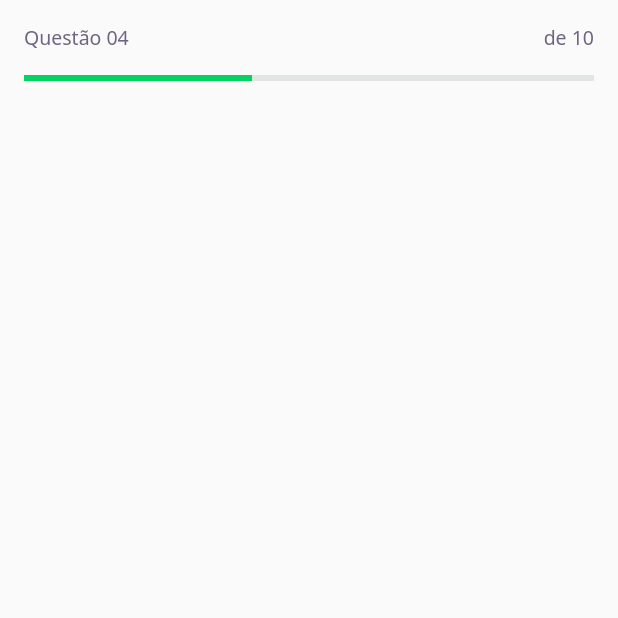
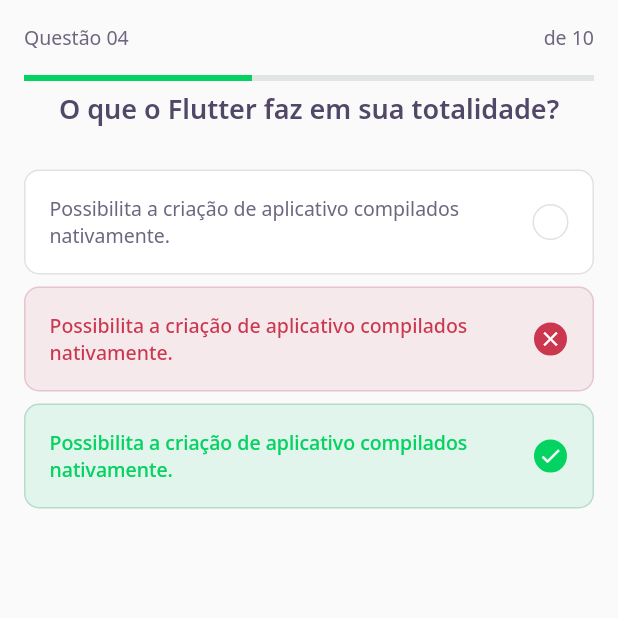
Before and after one commit to 90lucasgabriel/quiz-nlw5, a Flutter app: the screen it shows after launch, on a phone screen of 412 x 824 dp, the top half of it. Run offline on Flutter 3.47's test engine with Material 2 defaults, Android fonts, the phone set to English and light mode, and no system bars; our stand-ins replace google_fonts.

Commit message:
08 - New: Quiz question and answer;

```diff
--- a/lib/challenge/challenge_page.dart
+++ b/lib/challenge/challenge_page.dart
@@ -1,5 +1,6 @@
 import 'package:flutter/material.dart';
 import 'package:quiz/challenge/widgets/question_indicator/question_indicator_widget.dart';
+import 'package:quiz/challenge/widgets/quiz/quiz_widget.dart';
 
 class ChallengePage extends StatefulWidget {
   @override
@@ -17,6 +18,7 @@
           child: QuestionIndicatorWidget(),
         ),
       ),
+      body: QuizWidget(title: 'O que o Flutter faz em sua totalidade?'),
     );
   }
 }
--- /dev/null
+++ b/lib/challenge/widgets/answer/answer_widget.dart
@@ -0,0 +1,77 @@
+import 'package:flutter/material.dart';
+import 'package:quiz/core/core.dart';
+
+class AnswerWidget extends StatelessWidget {
+  final String title;
+  final bool isRight;
+  final bool isSelected;
+
+  AnswerWidget({
+    required this.title,
+    this.isRight = false,
+    this.isSelected = false,
+  });
+
+  Color get _selectedColorRight =>
+      isRight ? AppColors.darkGreen : AppColors.darkRed;
+
+  Color get _selectedBorderRight =>
+      isRight ? AppColors.lightGreen : AppColors.lightRed;
+
+  Color get _selectedColorCardRight =>
+      isRight ? AppColors.lightGreen : AppColors.lightRed;
+
+  Color get _selectedBorderCardRight =>
+      isRight ? AppColors.green : AppColors.red;
+
+  TextStyle get _selectedTextStyleRight =>
+      isRight ? AppTextStyles.bodyDarkGreen : AppTextStyles.bodyDarkRed;
+
+  IconData get _selectedIconRight => isRight ? Icons.check : Icons.close;
+
+  @override
+  Widget build(BuildContext context) {
+    return Container(
+      margin: EdgeInsets.symmetric(horizontal: 16, vertical: 4),
+      padding: EdgeInsets.all(16),
+      decoration: BoxDecoration(
+        color: isSelected ? _selectedColorCardRight : AppColors.white,
+        borderRadius: BorderRadius.circular(10),
+        border: Border.fromBorderSide(
+          BorderSide(
+              color: isSelected ? _selectedBorderCardRight : AppColors.border),
+        ),
+      ),
+      child: Row(
+        mainAxisAlignment: MainAxisAlignment.spaceBetween,
+        children: [
+          Expanded(
+            child: Text(
+              title,
+              style: isSelected ? _selectedTextStyleRight : AppTextStyles.body,
+            ),
+          ),
+          Container(
+              width: 24,
+              height: 24,
+              child: isSelected
+                  ? Icon(
+                      _selectedIconRight,
+                      size: 16,
+                      color: AppColors.white,
+                    )
+                  : null,
+              decoration: BoxDecoration(
+                color: isSelected ? _selectedColorRight : AppColors.white,
+                borderRadius: BorderRadius.circular(50),
+                border: Border.fromBorderSide(
+                  BorderSide(
+                      color:
+                          isSelected ? _selectedBorderRight : AppColors.border),
+                ),
+              )),
+        ],
+      ),
+    );
+  }
+}
--- /dev/null
+++ b/lib/challenge/widgets/quiz/quiz_widget.dart
@@ -0,0 +1,36 @@
+import 'package:flutter/material.dart';
+import 'package:quiz/challenge/widgets/answer/answer_widget.dart';
+import 'package:quiz/core/core.dart';
+
+class QuizWidget extends StatelessWidget {
+  final String title;
+  QuizWidget({required this.title});
+
+  @override
+  Widget build(BuildContext context) {
+    return Container(
+      child: Column(
+        children: [
+          Text(
+            title,
+            style: AppTextStyles.heading,
+          ),
+          SizedBox(height: 24),
+          AnswerWidget(
+              title:
+                  'Possibilita a criação de aplicativo compilados nativamente.'),
+          AnswerWidget(
+              isRight: false,
+              isSelected: true,
+              title:
+                  'Possibilita a criação de aplicativo compilados nativamente.'),
+          AnswerWidget(
+              isRight: true,
+              isSelected: true,
+              title:
+                  'Possibilita a criação de aplicativo compilados nativamente.'),
+        ],
+      ),
+    );
+  }
+}
```
